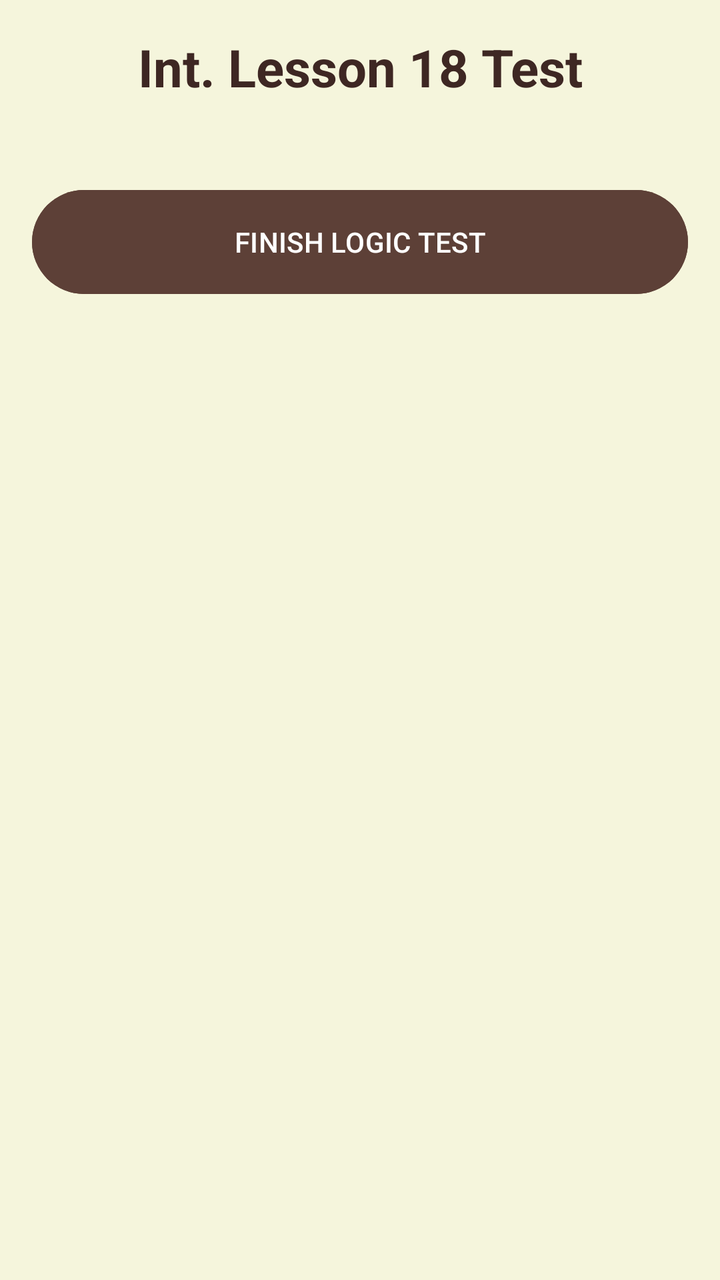
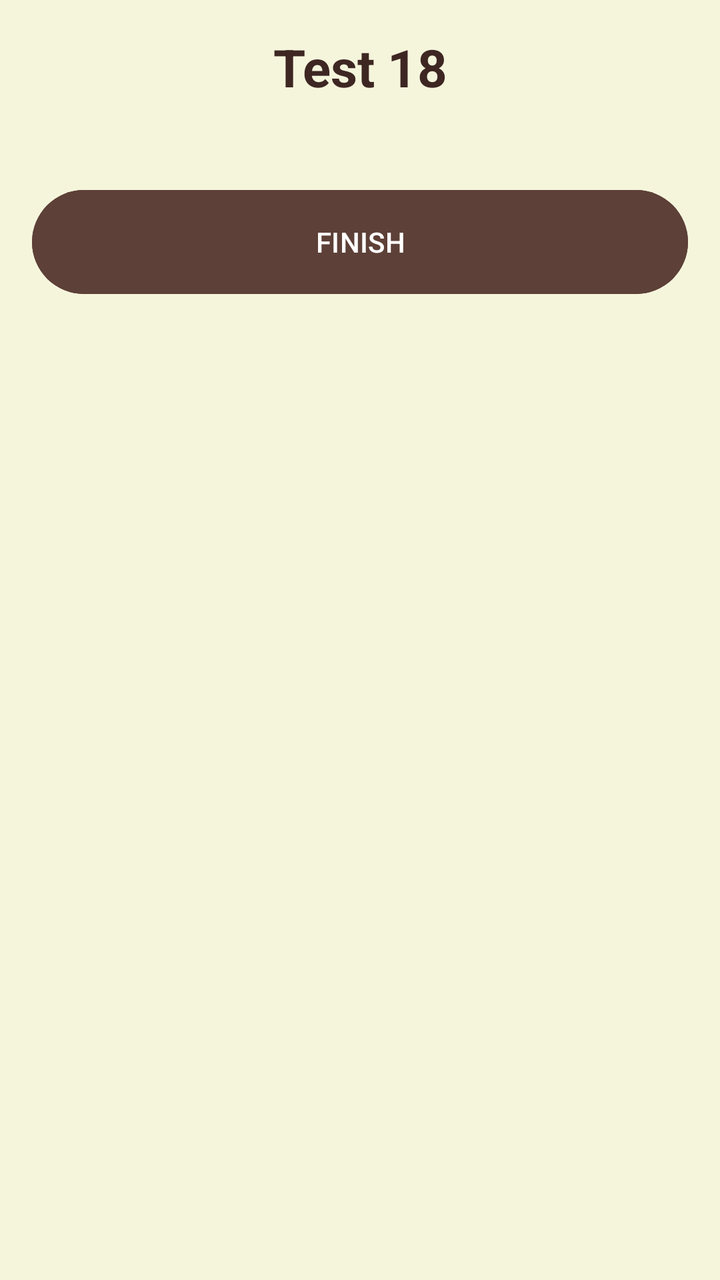

The first picture is an Android layout as it rendered before a commit; the second is the same layout after the commit. The layout source and the unified diff follow.
<!-- AndroidManifest.xml: application theme Theme.OlympMathMentor -->
<!-- res/layout/activity_int_test18.xml -->
<?xml version="1.0" encoding="utf-8"?>
<ScrollView xmlns:android="http://schemas.android.com/apk/res/android"
    android:layout_width="match_parent"
    android:layout_height="match_parent"
    android:background="#F5F5DC"
    android:padding="16dp">

    <LinearLayout
        android:layout_width="match_parent"
        android:layout_height="wrap_content"
        android:orientation="vertical">

        <TextView
            android:layout_width="match_parent"
            android:layout_height="wrap_content"
            android:text="Int. Lesson 18 Test"
            android:textSize="26sp"
            android:textStyle="bold"
            android:textColor="#3E2723"
            android:gravity="center"
            android:layout_marginBottom="20dp"/>

        <LinearLayout
            android:id="@+id/questionsContainer"
            android:layout_width="match_parent"
            android:layout_height="wrap_content"
            android:orientation="vertical" />

        <Button
            android:id="@+id/btnFinish"
            android:layout_width="match_parent"
            android:layout_height="60dp"
            android:text="FINISH LOGIC TEST"
            android:backgroundTint="#5D4037"
            android:textColor="#FFFFFF"
            android:layout_marginTop="20dp"/>

        <LinearLayout
            android:id="@+id/resultLayout"
            android:layout_width="match_parent"
            android:layout_height="wrap_content"
            android:orientation="vertical"
            android:visibility="gone"
            android:gravity="center"
            android:layout_marginTop="20dp">

            <TextView
                android:id="@+id/tvScore"
                android:layout_width="wrap_content"
                android:layout_height="wrap_content"
                android:textSize="24sp"
                android:textColor="#3E2723"
                android:textStyle="bold"/>

            <LinearLayout
                android:id="@+id/medalsLayout"
                android:layout_width="wrap_content"
                android:layout_height="wrap_content"
                android:orientation="horizontal"
                android:layout_margin="10dp"
                android:visibility="gone">

                <ImageView android:id="@+id/medal1" android:layout_width="60dp" android:layout_height="60dp" android:src="@drawable/ic_medal" />
                <ImageView android:id="@+id/medal2" android:layout_width="60dp" android:layout_height="60dp" android:src="@drawable/ic_medal" />
                <ImageView android:id="@+id/medal3" android:layout_width="60dp" android:layout_height="60dp" android:src="@drawable/ic_medal" />

            </LinearLayout>

            <TextView
                android:id="@+id/tvFeedback"
                android:layout_width="match_parent"
                android:layout_height="wrap_content"
                android:gravity="center"
                android:textSize="18sp"
                android:textColor="#D32F2F"
                android:layout_marginBottom="20dp"/>

            <Button
                android:id="@+id/btnNextLesson"
                android:layout_width="match_parent"
                android:layout_height="60dp"
                android:text="Next Lesson"
                android:visibility="gone"
                android:backgroundTint="#2E7D32"
                android:textColor="#FFFFFF"
                android:layout_marginBottom="10dp"/>

            <Button
                android:id="@+id/btnRetry"
                android:layout_width="match_parent"
                android:layout_height="60dp"
                android:text="Retry Test"
                android:backgroundTint="#D32F2F"
                android:textColor="#FFFFFF"/>

        </LinearLayout>
    </LinearLayout>
</ScrollView>
<!-- resources referenced by this layout -->
<resources>
  <!-- drawable ic_medal (drawable) -->
  <vector xmlns:android="http://schemas.android.com/apk/res/android"
      android:width="24dp"
      android:height="24dp"
      android:viewportWidth="24"
      android:viewportHeight="24">
      <path
          android:fillColor="#FFFFFFFF"
          android:pathData="M17,10.43V2H7v8.43c0,0.35 0.18,0.68 0.49,0.86l4.18,2.51l-0.99,2.34l-3.41,0.29l2.59,2.24L8.96,22L12,20.23L15.04,22l-0.9-3.33l2.59,-2.24l-3.41,-0.29l-0.99,-2.34l4.18,-2.51C16.82,11.11 17,10.79 17,10.43zM13,4h2v3h-2V4zM9,4h2v3H9V4z"/>
  </vector>
  <style name="Theme.OlympMathMentor" parent="Base.Theme.OlympMathMentor" />
  <style name="Base.Theme.OlympMathMentor" parent="Theme.Material3.DayNight.NoActionBar">
          
          
      </style>
</resources>

<!-- the commit's change to res/layout/activity_int_test18.xml (unified diff, before → after) -->
@@ -13,7 +13,7 @@
         <TextView
             android:layout_width="match_parent"
             android:layout_height="wrap_content"
-            android:text="Int. Lesson 18 Test"
+            android:text="Test 18"
             android:textSize="26sp"
             android:textStyle="bold"
             android:textColor="#3E2723"
@@ -30,7 +30,7 @@
             android:id="@+id/btnFinish"
             android:layout_width="match_parent"
             android:layout_height="60dp"
-            android:text="FINISH LOGIC TEST"
+            android:text="FINISH"
             android:backgroundTint="#5D4037"
             android:textColor="#FFFFFF"
             android:layout_marginTop="20dp"/>
